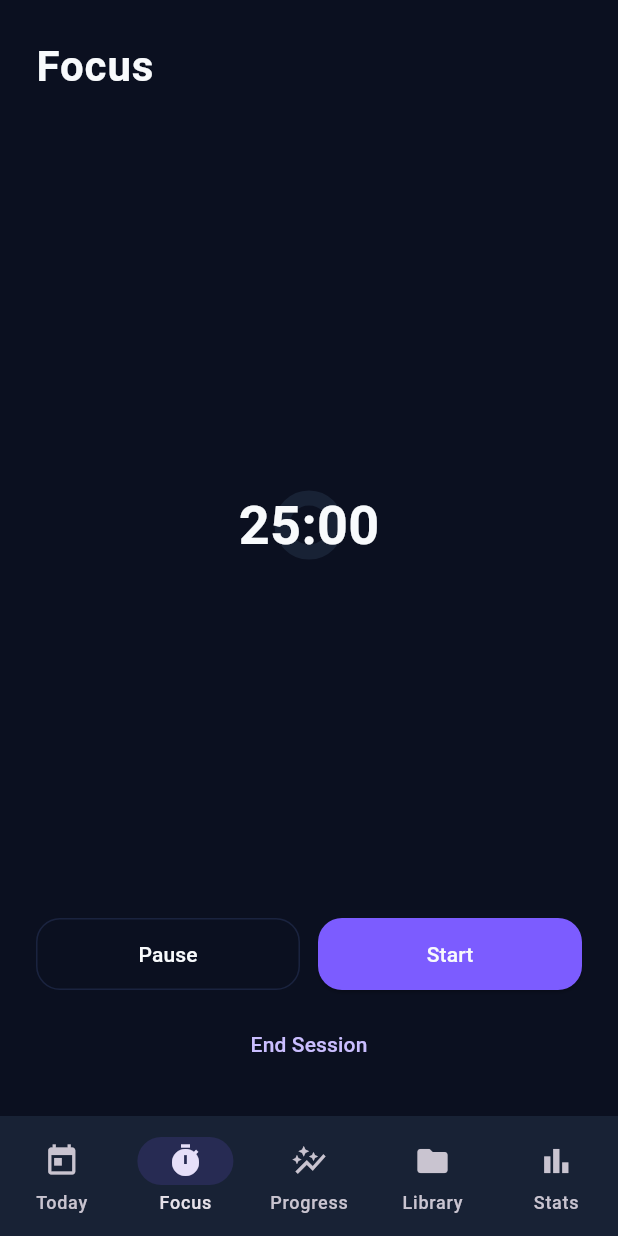
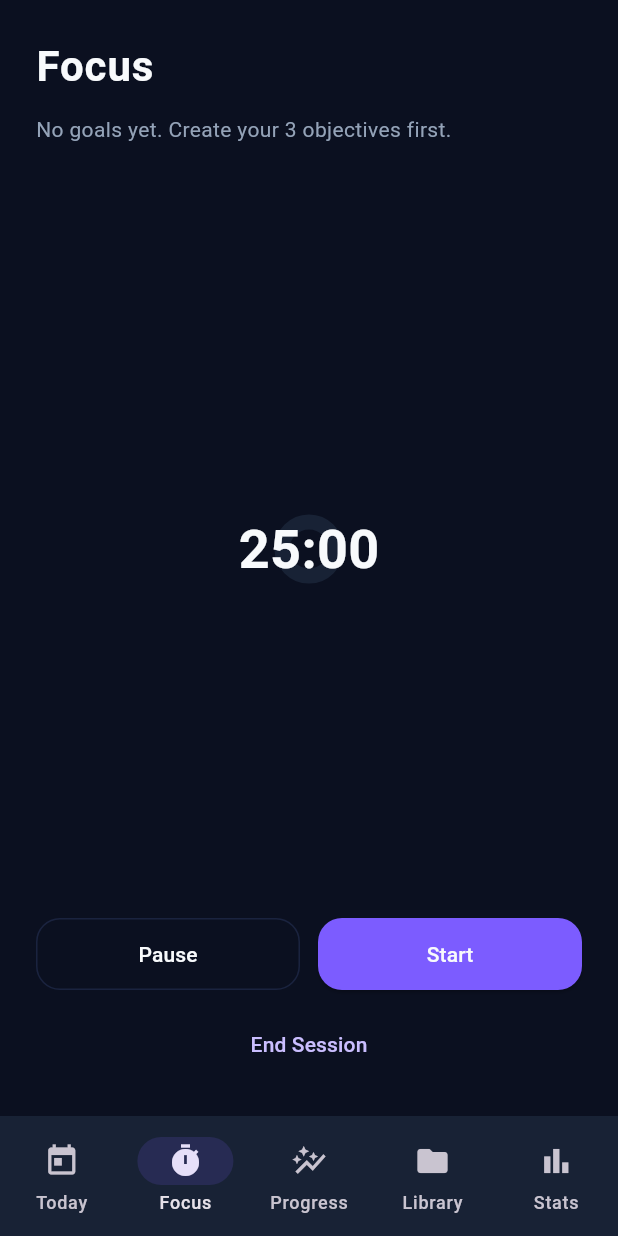
Before and after one commit to AfifBen/trifocus, a Flutter app: the FocusScreen screen opened by its route, on a phone screen of 412 x 824 dp. Run offline on Flutter 3.47's test engine with Material 3 defaults, Android fonts, the phone set to English and light mode, and no system bars; our stand-ins replace flutter_riverpod, go_router, shared_preferences; accounts and stored records are empty.

Commit message:
Sprint 9: active goal selection and session increments

```diff
--- /dev/null
+++ b/lib/features/focus_session/presentation/controllers/active_goal_controller.dart
@@ -0,0 +1,13 @@
+import 'package:flutter_riverpod/flutter_riverpod.dart';
+
+final activeGoalProvider = StateNotifierProvider<ActiveGoalController, String?>(
+  (ref) => ActiveGoalController(),
+);
+
+class ActiveGoalController extends StateNotifier<String?> {
+  ActiveGoalController() : super(null);
+
+  void select(String? goalId) {
+    state = goalId;
+  }
+}
--- a/lib/features/focus_session/presentation/screens/focus_screen.dart
+++ b/lib/features/focus_session/presentation/screens/focus_screen.dart
@@ -4,6 +4,8 @@ import 'package:go_router/go_router.dart';
 import '../../../../app/theme/app_colors.dart';
 import '../../../../app/theme/app_text_styles.dart';
 import '../../../../shared/widgets/app_scaffold.dart';
+import '../../../goals/presentation/controllers/today_goals_controller.dart';
+import '../controllers/active_goal_controller.dart';
 import '../controllers/focus_timer_controller.dart';
 
 class FocusScreen extends ConsumerWidget {
@@ -13,6 +15,15 @@ class FocusScreen extends ConsumerWidget {
   Widget build(BuildContext context, WidgetRef ref) {
     final timer = ref.watch(focusTimerProvider);
     final notifier = ref.read(focusTimerProvider.notifier);
+    final goals = ref.watch(todayGoalsProvider);
+    final activeGoalId = ref.watch(activeGoalProvider);
+
+    final effectiveActiveGoalId = activeGoalId ?? (goals.isNotEmpty ? goals.first.id : null);
+    if (effectiveActiveGoalId != activeGoalId && goals.isNotEmpty) {
+      Future.microtask(() {
+        ref.read(activeGoalProvider.notifier).select(effectiveActiveGoalId);
+      });
+    }
 
     if (timer.remainingSeconds == 0) {
       Future.microtask(() {
@@ -30,6 +41,35 @@ class FocusScreen extends ConsumerWidget {
           crossAxisAlignment: CrossAxisAlignment.start,
           children: [
             const Text('Focus', style: AppTextStyles.headline),
+            const SizedBox(height: 12),
+            if (goals.isEmpty)
+              const Text('No goals yet. Create your 3 objectives first.', style: AppTextStyles.body)
+            else
+              DropdownButtonFormField<String>(
+                value: effectiveActiveGoalId,
+                dropdownColor: AppColors.surface,
+                decoration: InputDecoration(
+                  hintText: 'Active goal',
+                  hintStyle: const TextStyle(color: AppColors.textMuted),
+                  enabledBorder: OutlineInputBorder(
+                    borderRadius: BorderRadius.circular(12),
+                    borderSide: const BorderSide(color: AppColors.border),
+                  ),
+                  focusedBorder: OutlineInputBorder(
+                    borderRadius: BorderRadius.circular(12),
+                    borderSide: const BorderSide(color: AppColors.primary),
+                  ),
+                ),
+                items: goals
+                    .map(
+                      (g) => DropdownMenuItem<String>(
+                        value: g.id,
+                        child: Text(g.title, overflow: TextOverflow.ellipsis),
+                      ),
+                    )
+                    .toList(),
+                onChanged: (id) => ref.read(activeGoalProvider.notifier).select(id),
+              ),
             const SizedBox(height: 24),
             Expanded(
               child: Center(
```
Also changed, not shown: lib/features/focus_session/presentation/screens/session_complete_screen.dart (+22 -0 lines).
